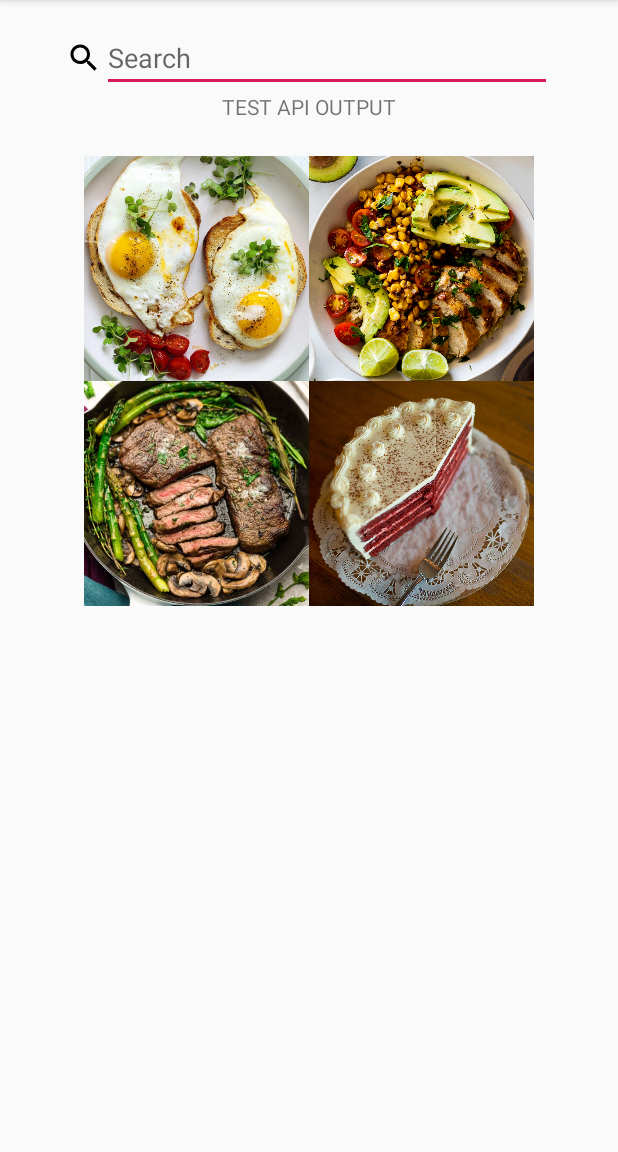
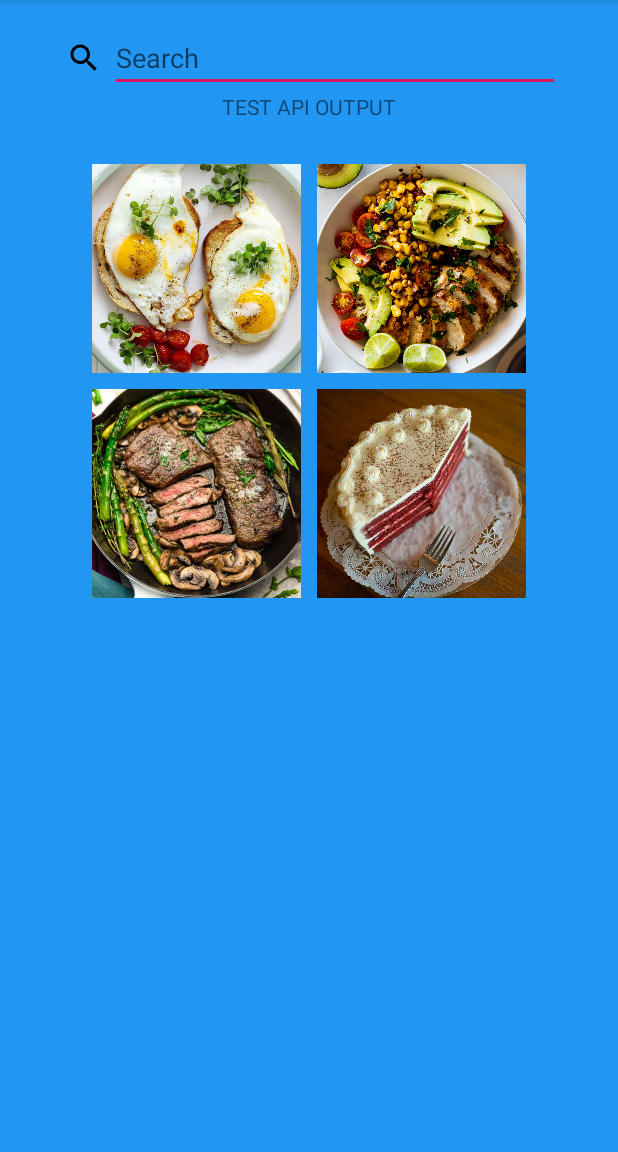
Before and after one commit to JosephMelia96/Leftover_app, an Android app: the HomeFragment screen opened directly, with no data from a screen before it, on a phone screen of 412 x 824 dp, the part 84-1236 px from its top. Run offline under Robolectric (Android 15) with nearby library versions, the phone set to English and light mode, and no system bars.

Commit message:
messed up, sorry - Jupraj

```diff
--- a/app/src/main/res/layout/fragment_home.xml
+++ b/app/src/main/res/layout/fragment_home.xml
@@ -2,6 +2,8 @@
 <RelativeLayout xmlns:android="http://schemas.android.com/apk/res/android"
     android:layout_width="match_parent"
     android:layout_height="match_parent"
+    android:background="@color/colorBackground"
+
     android:padding="16dp">
 
     <LinearLayout
@@ -13,6 +15,7 @@
         <ImageView
             android:layout_width="wrap_content"
             android:layout_height="wrap_content"
+            android:padding="5dp"
             android:src="@drawable/ic_search" />
 
         <EditText
@@ -40,6 +43,7 @@
         android:layout_centerHorizontal="true"
         android:layout_marginTop="23dp"
         android:columnCount="2"
+
         android:rowCount="2">
 
         <ImageView
@@ -48,6 +52,7 @@
             android:layout_height="150dp"
             android:layout_row="0"
             android:layout_column="0"
+            android:padding="5dp"
             android:src="@drawable/breakfast" />
 
         <ImageView
@@ -56,12 +61,14 @@
             android:layout_height="150dp"
             android:layout_row="0"
             android:layout_column="1"
+            android:padding="5dp"
             android:src="@drawable/lunch" />
 
         <ImageView
             android:id="@+id/dinnerView"
             android:layout_width="150dp"
             android:layout_height="150dp"
+            android:padding="5dp"
             android:layout_row="1"
             android:layout_column="0"
             android:src="@drawable/dinner" />
@@ -70,6 +77,7 @@
             android:id="@+id/dessertView"
             android:layout_width="150dp"
             android:layout_height="150dp"
+            android:padding="5dp"
             android:layout_row="1"
             android:layout_column="1"
             android:src="@drawable/dessert" />
```
